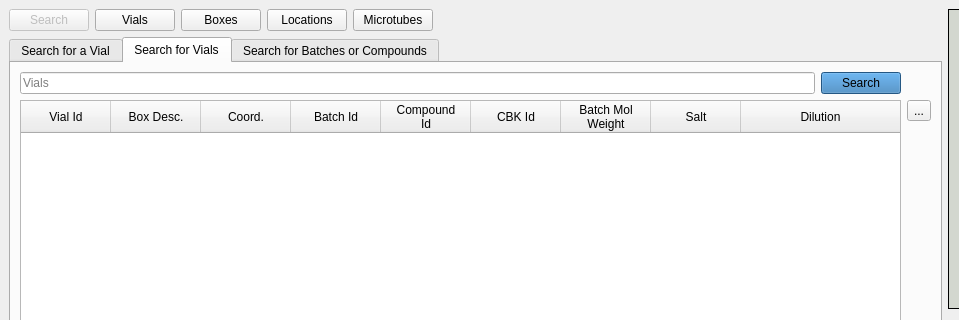
Qt form frontend/assets/searchwindow.ui (dahlbma/cello) before a commit; both pictures show x 0 to 959 and y 0 to 320 of the 1257 by 810 pixel window.
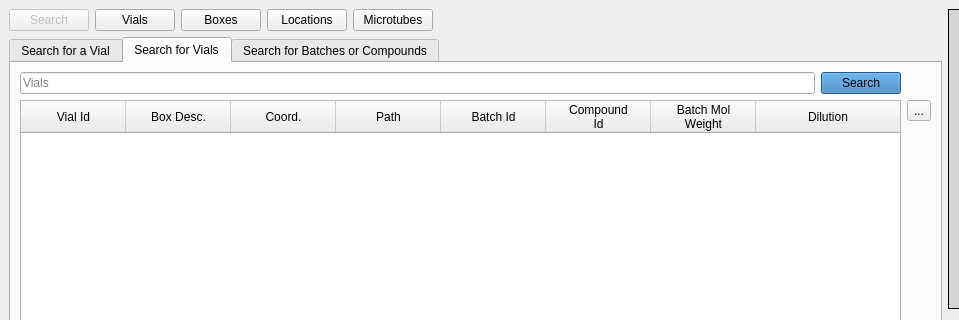
The same form after that commit. The open tabs and pages were chosen to show the change.

Commit message: display table and export button implemented

```diff
--- a/frontend/assets/searchwindow.ui
+++ b/frontend/assets/searchwindow.ui
@@ -612,7 +612,7 @@
              <bool>true</bool>
             </property>
             <attribute name="horizontalHeaderDefaultSectionSize">
-             <number>90</number>
+             <number>105</number>
             </attribute>
             <attribute name="horizontalHeaderShowSortIndicator" stdset="0">
              <bool>true</bool>
@@ -635,6 +635,11 @@
               <string>Coord.</string>
              </property>
             </column>
+            <column>
+             <property name="text">
+              <string>Path</string>
+             </property>
+            </column>
             <column>
              <property name="text">
               <string>Batch Id</string>
@@ -646,22 +651,12 @@
 Id</string>
              </property>
             </column>
-            <column>
-             <property name="text">
-              <string>CBK Id</string>
-             </property>
-            </column>
             <column>
              <property name="text">
               <string>Batch Mol 
 Weight</string>
              </property>
             </column>
-            <column>
-             <property name="text">
-              <string>Salt</string>
-             </property>
-            </column>
             <column>
              <property name="text">
               <string>Dilution</string>
```
Left out of the diff: 302 changed lines with no effect on the pictures. The commit also changes 2 other files.
